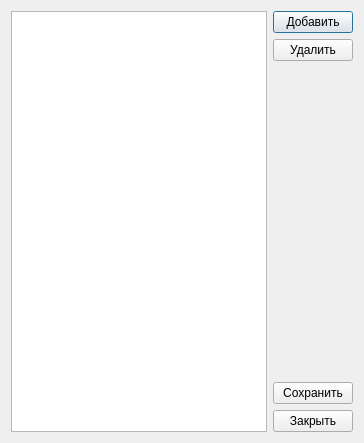
First picture: the form in RepairCenter/catproducttypes.ui, repository Feo-d-oR/YARC, before the edit.
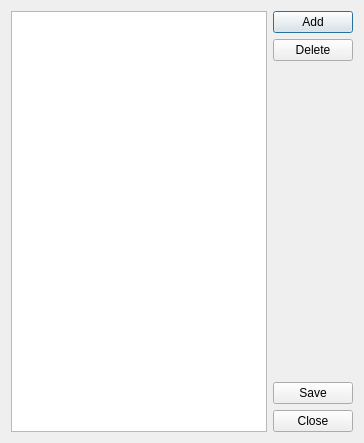
Second picture: the form after the edit. Icons and pictures are not drawn.

Patch:
```diff
--- a/RepairCenter/catproducttypes.ui
+++ b/RepairCenter/catproducttypes.ui
@@ -36,7 +36,7 @@
      <item>
       <widget class="QPushButton" name="bAdd">
        <property name="text">
-        <string>Добавить</string>
+        <string>Add</string>
        </property>
        <property name="icon">
         <iconset>
@@ -48,7 +48,7 @@
      <item>
       <widget class="QPushButton" name="bDelete">
        <property name="text">
-        <string>Удалить</string>
+        <string>Delete</string>
        </property>
        <property name="icon">
         <iconset>
@@ -73,7 +73,7 @@
      <item>
       <widget class="QPushButton" name="bSave">
        <property name="text">
-        <string>Сохранить</string>
+        <string>Save</string>
        </property>
        <property name="icon">
         <iconset>
@@ -85,7 +85,7 @@
      <item>
       <widget class="QPushButton" name="bClose">
        <property name="text">
-        <string>Закрыть</string>
+        <string>Close</string>
        </property>
        <property name="icon">
         <iconset>
```
Left out of the diff: 2 changed lines with no effect on the pictures.
